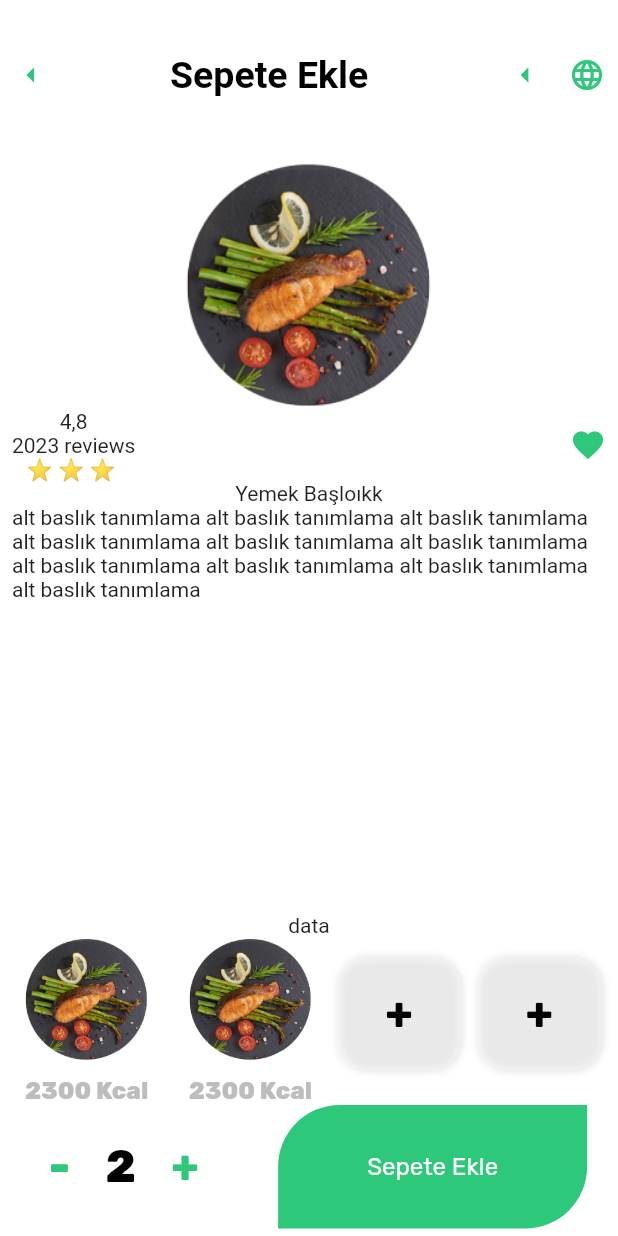
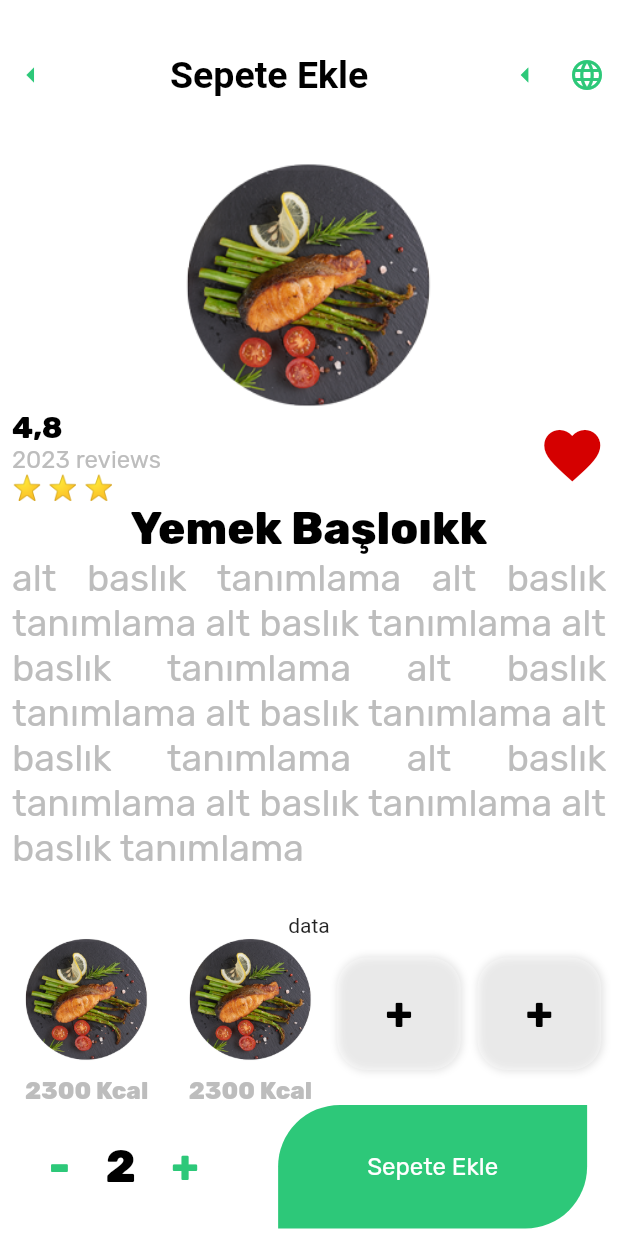
Before and after one commit to selmangoktas/Food-Ordering-UI-flutter, a Flutter app: the ProductDetailViewPage screen opened directly, on a phone screen of 412 x 824 dp. Run offline on Flutter 3.47's test engine with Material 2 defaults, Android fonts, the phone set to English and light mode, and no system bars; our stand-ins replace auto_size_text, get, google_fonts.

Commit message:
urun detay sayfası tanımlandı

```diff
--- a/lib/config/styles.dart
+++ b/lib/config/styles.dart
@@ -19,18 +19,20 @@ class Styles {
 
   static TextStyle puanSayisi = GoogleFonts.getFont(
     'Rubik',
-    fontSize: 25,
+    fontSize: 20,
+    fontWeight: FontWeight.w800,
     color: black,
   );
   static TextStyle yorumSayisi = GoogleFonts.getFont(
     'Rubik',
-    fontSize: 25,
+    fontSize: 16,
     color: grey,
   );
 
   static TextStyle yemekAdi = GoogleFonts.getFont(
     'Rubik',
-    fontSize: 25,
+    fontSize: 30,
+    fontWeight: FontWeight.w800,
     color: black,
   );
 
@@ -45,7 +47,6 @@ class Styles {
     fontSize: 16,
     color: white,
     backgroundColor: primary,
-    //fontWeight: FontWeight.w800,
   );
 
   static TextStyle yemekFiyat = GoogleFonts.getFont(
--- a/lib/view/product/prduct-detail.dart
+++ b/lib/view/product/prduct-detail.dart
@@ -47,21 +47,39 @@ class _ProductDetailViewPageState extends State<ProductDetailViewPage> {
               children: [
                 Column(
                   mainAxisAlignment: MainAxisAlignment.spaceAround,
+                  crossAxisAlignment: CrossAxisAlignment.start,
                   children: [
-                    Text('4,8'),
-                    Text('2023 reviews'),
+                    Text(
+                      '4,8',
+                      style: Styles.puanSayisi,
+                    ),
+                    Text('2023 reviews', style: Styles.yorumSayisi),
                     buildRatingStars(3),
                   ],
                 ),
-                Icon(Icons.favorite)
+                Container(
+                  child: Icon(
+                    Icons.favorite,
+                    color: Colors.redAccent[700],
+                    size: 45,
+                  ),
+                )
               ],
             ),
             Container(
               child: Column(
+                mainAxisAlignment: MainAxisAlignment.spaceAround,
                 children: [
-                  Text('Yemek Başloıkk'),
                   Text(
-                      'alt baslık tanımlama alt baslık tanımlama alt baslık tanımlama alt baslık tanımlama alt baslık tanımlama alt baslık tanımlama alt baslık tanımlama alt baslık tanımlama alt baslık tanımlama alt baslık tanımlama'),
+                    'Yemek Başloıkk',
+                    style: Styles.yemekAdi,
+                    textAlign: TextAlign.justify,
+                  ),
+                  Text(
+                    'alt baslık tanımlama alt baslık tanımlama alt baslık tanımlama alt baslık tanımlama alt baslık tanımlama alt baslık tanımlama alt baslık tanımlama alt baslık tanımlama alt baslık tanımlama alt baslık tanımlama',
+                    style: Styles.yemekAciklama,
+                    textAlign: TextAlign.justify,
+                  ),
                 ],
               ),
             )
--- a/lib/widget/ratingStar.dart
+++ b/lib/widget/ratingStar.dart
@@ -1,4 +1,5 @@
 import 'package:flutter/material.dart';
+import 'package:neumorphism/config/styles.dart';
 
 Text buildRatingStars(int rating) {
   var stars = '';
@@ -8,5 +9,8 @@ Text buildRatingStars(int rating) {
 
   stars.trim();
 
-  return Text(stars);
+  return Text(
+    stars,
+    style: Styles.yorumSayisi,
+  );
 }
```
